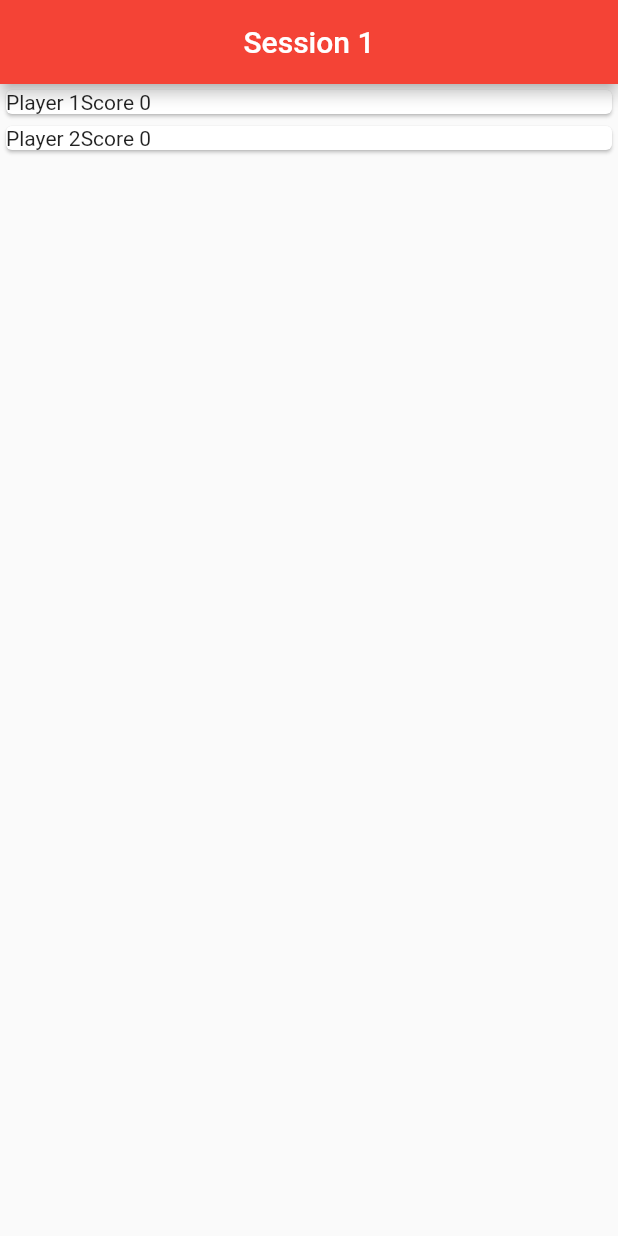
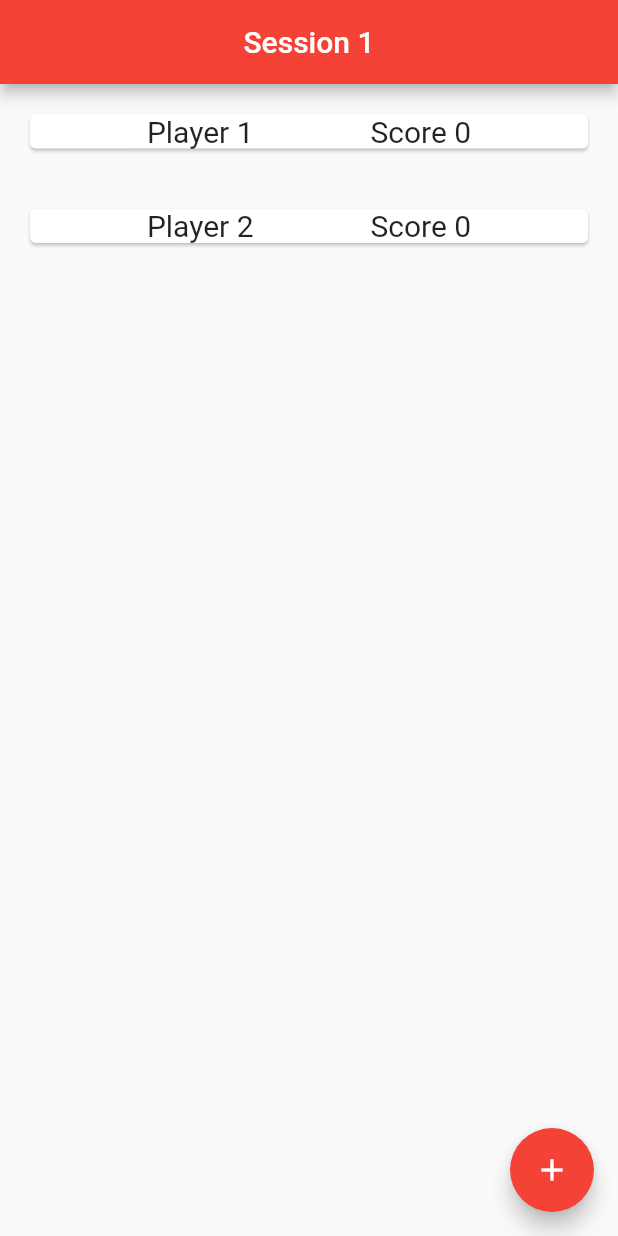
Before and after one commit to Ace1020302/counter-app, a Flutter app: the screen it shows after launch, on a phone screen of 412 x 824 dp. Run offline on Flutter 3.47's test engine with Material 2 defaults, Android fonts, the phone set to English and light mode, and no system bars; our stand-ins replace flutter_slidable.

Commit message:
added basic floating action button to increment player 1 score on session widget

```diff
--- a/lib/components/session_widget.dart
+++ b/lib/components/session_widget.dart
@@ -4,7 +4,7 @@ import 'package:flutter/material.dart';
 import '../session.dart';
 
 class SessionWidget extends StatefulWidget {
-  final Session session;
+  Session session;
 
   SessionWidget(this.session);
 
@@ -30,14 +30,29 @@ class SessionWidgetState extends State<SessionWidget> {
         itemCount: counters.length,
         itemBuilder: (BuildContext context, int index) {
           Counter counter = counters[index];
-          return Card(
-              child: Row(
-            children: <Widget>[
-              Text(counter.name),
-              Text('Score ${counter.score}')
-            ],
-          ));
+          return Padding(
+            padding: const EdgeInsets.all(16.0),
+            child: Card(
+                child: Row(
+              mainAxisAlignment: MainAxisAlignment.spaceEvenly,
+              children: <Widget>[
+                Text(
+                  counter.name,
+                  style: TextStyle(fontSize: 20),
+                ),
+                Text('Score ${counter.score}', style: TextStyle(fontSize: 20))
+              ],
+            )),
+          );
         },
+      ),
+      floatingActionButton: FloatingActionButton(
+        onPressed: () {
+          setState(() {
+            counters[0].score++;
+          });
+        },
+        child: Icon(Icons.add),
       ),
     );
   }
```
